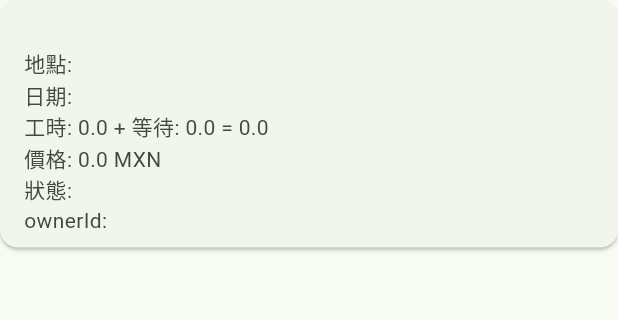
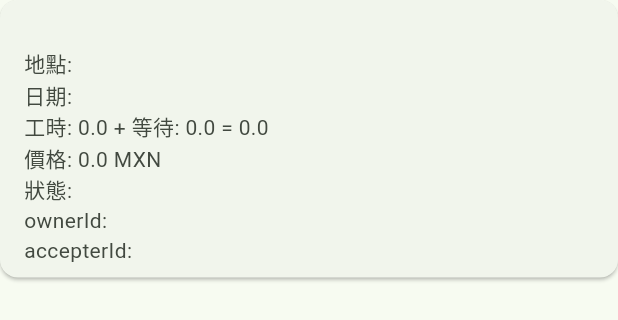
Before and after one commit to wuwu0102/queuego-mx, a Flutter app: the _TaskCard widget shown alone on an empty page, opened directly with empty values, on a phone screen of 412 x 824 dp. Shown: the top 320 px of the screen. Run offline on Flutter 3.47's test engine with Material 3 defaults, Android fonts, the phone set to English and light mode, and no system bars; our stand-ins replace cloud_firestore, firebase_auth, firebase_core; missing offline and left inert: dart:html; accounts and stored records are empty; network calls fail; statements that could not run were skipped.

Commit message:
Align Firestore task schema with accepterId field

```diff
--- a/lib/core/models/firestore_task.dart
+++ b/lib/core/models/firestore_task.dart
@@ -15,6 +15,7 @@ class FirestoreTask {
     required this.status,
     required this.createdAt,
     required this.ownerId,
+    required this.accepterId,
   });
 
   final String id;
@@ -30,6 +31,7 @@ class FirestoreTask {
   final String status;
   final DateTime? createdAt;
   final String ownerId;
+  final String? accepterId;
 
   factory FirestoreTask.fromDoc(DocumentSnapshot<Map<String, dynamic>> doc) {
     final data = doc.data() ?? <String, dynamic>{};
@@ -47,6 +49,7 @@ class FirestoreTask {
       status: (data['status'] ?? 'open') as String,
       createdAt: (data['createdAt'] as Timestamp?)?.toDate(),
       ownerId: (data['ownerId'] ?? '') as String,
+      accepterId: data['accepterId'] as String?,
     );
   }
 
--- a/lib/core/services/firestore_task_service.dart
+++ b/lib/core/services/firestore_task_service.dart
@@ -35,6 +35,7 @@ class FirestoreTaskService {
       'status': 'open',
       'createdAt': FieldValue.serverTimestamp(),
       'ownerId': ownerId,
+      'accepterId': null,
     });
   }
 
@@ -58,6 +59,9 @@ class FirestoreTaskService {
     required String taskId,
     required String runnerId,
   }) async {
-    await _tasks.doc(taskId).update({'status': 'accepted', 'acceptedBy': runnerId});
+    await _tasks.doc(taskId).update({
+      'status': 'accepted',
+      'accepterId': runnerId,
+    });
   }
 }
--- a/lib/features/customer/customer_shell.dart
+++ b/lib/features/customer/customer_shell.dart
@@ -285,7 +285,8 @@ class _TaskCard extends StatelessWidget {
           '工時: ${task.workHours} + 等待: ${task.waitHours} = ${task.totalHours}\n'
           '價格: ${task.price} MXN\n'
           '狀態: ${task.status}\n'
-          'ownerId: ${task.ownerId}',
+          'ownerId: ${task.ownerId}\n'
+          'accepterId: ${task.accepterId ?? "-"}',
         ),
         isThreeLine: true,
       ),
```
